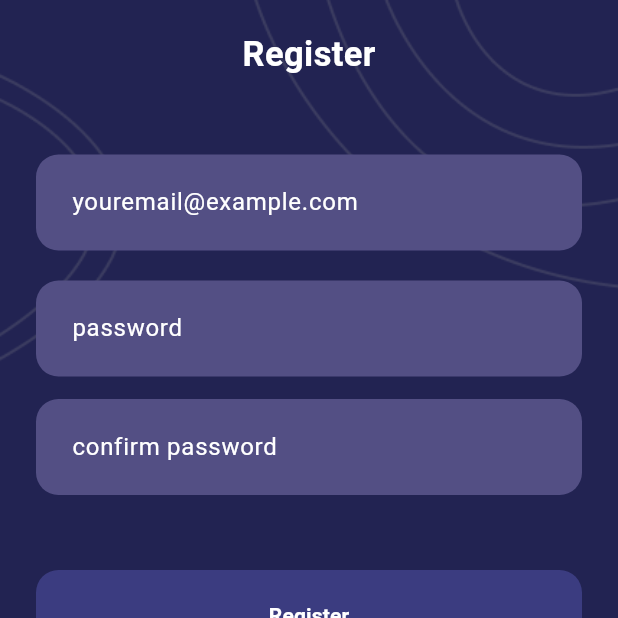
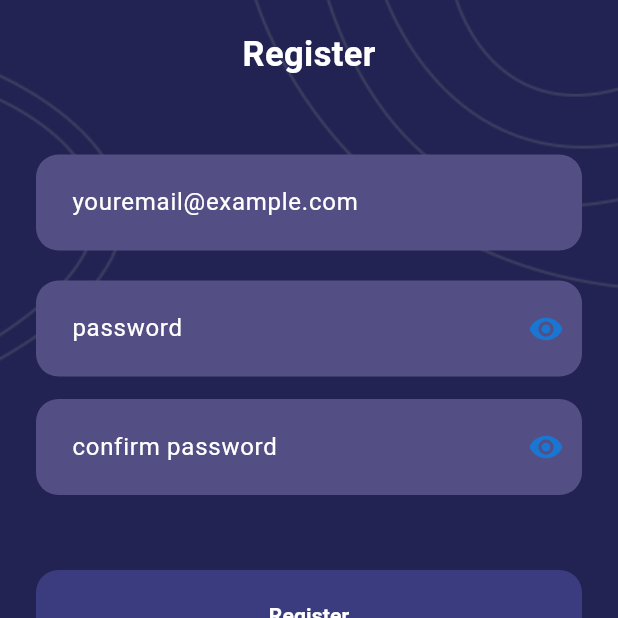
Before and after one commit to iZenrix/Jokes_Clean_Code_App, a Flutter app: the screen it shows after launch, after a tap on "Register", on a phone screen of 412 x 824 dp, the top half of it. Run offline on Flutter 3.47's test engine with Material 3 defaults, Android fonts, the phone set to English and light mode, and no system bars; our stand-ins replace flutter_local_notifications, get, get_storage, permission_handler, timezone; network calls fail; Roboto replaces fonts that are missing (Poppins); statements that could not run were skipped.

Commit message:
fix: obscure text

```diff
--- a/lib/app/modules/auth/controllers/login_controller.dart
+++ b/lib/app/modules/auth/controllers/login_controller.dart
@@ -5,6 +5,8 @@ import 'package:jokes_app/app/data/models/login/login_request_model.dart';
 import 'package:jokes_app/app/modules/auth/views/onboard.dart';
 
 class LoginController extends GetxController with AuthMixin {
+  RxBool obscureText = true.obs;
+
   Future<void> loginUser(String email, String password) async {
     final response = await authProvider
         .fetchLogin(LoginRequestModel(email: email, password: password));
--- a/lib/app/modules/auth/controllers/register_controller.dart
+++ b/lib/app/modules/auth/controllers/register_controller.dart
@@ -5,6 +5,9 @@ import 'package:jokes_app/app/data/models/register/register_request_model.dart';
 import 'package:jokes_app/app/modules/auth/views/onboard.dart';
 
 class RegisterController extends GetxController with AuthMixin {
+  RxBool obscureText = true.obs;
+  RxBool obscureConfirmText = true.obs;
+
   Future<void> registerUser(String email, String password) async {
     final response = await authProvider
         .fetchRegister(RegisterRequestModel(email: email, password: password));
--- a/lib/app/modules/auth/views/login_view.dart
+++ b/lib/app/modules/auth/views/login_view.dart
@@ -5,7 +5,8 @@ import 'package:jokes_app/app/modules/auth/controllers/login_controller.dart';
 import 'package:jokes_app/app/modules/auth/views/components/footer.dart';
 import 'package:jokes_app/app/modules/auth/views/components/header.dart';
 import 'package:jokes_app/app/modules/auth/views/register_view.dart';
-import 'package:jokes_app/app/modules/auth/views/components/background.dart' as bg;
+import 'package:jokes_app/app/modules/auth/views/components/background.dart'
+    as bg;
 
 class LoginView extends GetView<LoginController> {
   LoginView({super.key});
@@ -28,7 +29,8 @@ class LoginView extends GetView<LoginController> {
                 crossAxisAlignment: CrossAxisAlignment.start,
                 children: [
                   Padding(
-                    padding: const EdgeInsets.symmetric(horizontal: 25, vertical: 30),
+                    padding: const EdgeInsets.symmetric(
+                        horizontal: 25, vertical: 30),
                     child: Form(
                       key: loginFormKey,
                       autovalidateMode: AutovalidateMode.onUserInteraction,
@@ -51,20 +53,37 @@ class LoginView extends GetView<LoginController> {
                             textInputAction: TextInputAction.next,
                           ),
                           const SizedBox(height: 20),
-                          TextFormField(
-                            style: const TextStyle(color: Colors.white),
-                            controller: controller.passwordController,
-                            decoration: const InputDecoration(
-                              labelText: 'password',
-                              hintText: 'password',
+                          Obx(
+                            () => TextFormField(
+                              style: const TextStyle(color: Colors.white),
+                              controller: controller.passwordController,
+                              decoration: InputDecoration(
+                                labelText: 'password',
+                                hintText: 'password',
+                                suffixIcon: IconButton(
+                                  icon: Icon(
+                                    controller.obscureText.value
+                                        ? Icons.visibility
+                                        : Icons.visibility_off,
+                                    color: Theme.of(context).primaryColorDark,
+                                  ),
+                                  onPressed: () {
+                                    controller.obscureText.value =
+                                        !controller.obscureText.value;
+                                    controller.update();
+                                  },
+                                ),
+                              ),
+                              textInputAction: TextInputAction.next,
+                              obscureText: controller.obscureText.value,
+                              enableSuggestions: false,
+                              autocorrect: false,
                             ),
-                            textInputAction: TextInputAction.next,
                           ),
                           const SizedBox(height: 50),
                           ElevatedButton(
                             onPressed: () async {
-                              if (loginFormKey.currentState
-                                      ?.validate() ??
+                              if (loginFormKey.currentState?.validate() ??
                                   false) {
                                 await controller.loginUser(
                                   controller.emailController.text,
@@ -88,7 +107,7 @@ class LoginView extends GetView<LoginController> {
                           Footer(
                             text: 'Dont Have an Account?',
                             textButton: 'Register',
-                            onPressed: (){
+                            onPressed: () {
                               Get.to(RegisterView());
                             },
                           ),
--- a/lib/app/modules/auth/views/register_view.dart
+++ b/lib/app/modules/auth/views/register_view.dart
@@ -5,7 +5,8 @@ import 'package:jokes_app/app/modules/auth/controllers/register_controller.dart'
 import 'package:jokes_app/app/modules/auth/views/components/footer.dart';
 import 'package:jokes_app/app/modules/auth/views/components/header.dart';
 import 'package:jokes_app/app/modules/auth/views/login_view.dart';
-import 'package:jokes_app/app/modules/auth/views/components/background.dart' as bg;
+import 'package:jokes_app/app/modules/auth/views/components/background.dart'
+    as bg;
 
 class RegisterView extends GetView<RegisterController> {
   RegisterView({super.key});
@@ -28,7 +29,8 @@ class RegisterView extends GetView<RegisterController> {
                 crossAxisAlignment: CrossAxisAlignment.start,
                 children: [
                   Padding(
-                    padding: const EdgeInsets.symmetric(horizontal: 24, vertical: 20),
+                    padding: const EdgeInsets.symmetric(
+                        horizontal: 24, vertical: 20),
                     child: Form(
                       key: registerFormKey,
                       autovalidateMode: AutovalidateMode.onUserInteraction,
@@ -51,21 +53,58 @@ class RegisterView extends GetView<RegisterController> {
                             textInputAction: TextInputAction.next,
                           ),
                           const SizedBox(height: 20),
-                          TextFormField(
+                          Obx(
+                            () => TextFormField(
                               style: const TextStyle(color: Colors.white),
                               controller: controller.passwordController,
-                            decoration: const InputDecoration(
+                              decoration: InputDecoration(
                                 labelText: 'password',
                                 hintText: 'password',
+                                suffixIcon: IconButton(
+                                  icon: Icon(
+                                    controller.obscureText.value
+                                        ? Icons.visibility
+                                        : Icons.visibility_off,
+                                    color: Theme.of(context).primaryColorDark,
                                   ),
+                                  onPressed: () {
+                                    controller.obscureText.value =
+                                        !controller.obscureText.value;
+                                    controller.update();
+                                  },
+                                ),
+                              ),
+                              validator: (value) {
+                                return (value == null || value.isEmpty)
+                                    ? 'Password is required'
+                                    : null;
+                              },
                               textInputAction: TextInputAction.next,
+                              obscureText: controller.obscureText.value,
+                              enableSuggestions: false,
+                              autocorrect: false,
+                            ),
                           ),
                           const SizedBox(height: 15),
-                          TextFormField(
+                          Obx(
+                            () => TextFormField(
                               style: const TextStyle(color: Colors.white),
-                            decoration: const InputDecoration(
+                              decoration: InputDecoration(
                                 labelText: 'confirm password',
                                 hintText: 'confirm password',
+                                suffixIcon: IconButton(
+                                  icon: Icon(
+                                    controller.obscureConfirmText.value
+                                        ? Icons.visibility
+                                        : Icons.visibility_off,
+                                    color: Theme.of(context).primaryColorDark,
+                                  ),
+                                  onPressed: () {
+                                    controller.obscureConfirmText.value =
+                                        !controller.obscureConfirmText.value;
+                                    controller.update();
+                                  },
+                                ),
                               ),
                               validator: (value) {
                                 return (value == null ||
@@ -76,12 +115,15 @@ class RegisterView extends GetView<RegisterController> {
                                     : null;
                               },
                               textInputAction: TextInputAction.next,
+                              obscureText: controller.obscureConfirmText.value,
+                              enableSuggestions: false,
+                              autocorrect: false,
+                            ),
                           ),
                           const SizedBox(height: 50),
                           ElevatedButton(
                             onPressed: () async {
-                              if (registerFormKey.currentState
-                                      ?.validate() ??
+                              if (registerFormKey.currentState?.validate() ??
                                   false) {
                                 await controller.registerUser(
                                     controller.emailController.text,
@@ -104,7 +146,7 @@ class RegisterView extends GetView<RegisterController> {
                           Footer(
                             text: 'Already Have an Account?',
                             textButton: 'Login',
-                            onPressed: (){
+                            onPressed: () {
                               Get.to(LoginView());
                             },
                           ),
```
Lines whose indentation alone changed are shown as unchanged.
